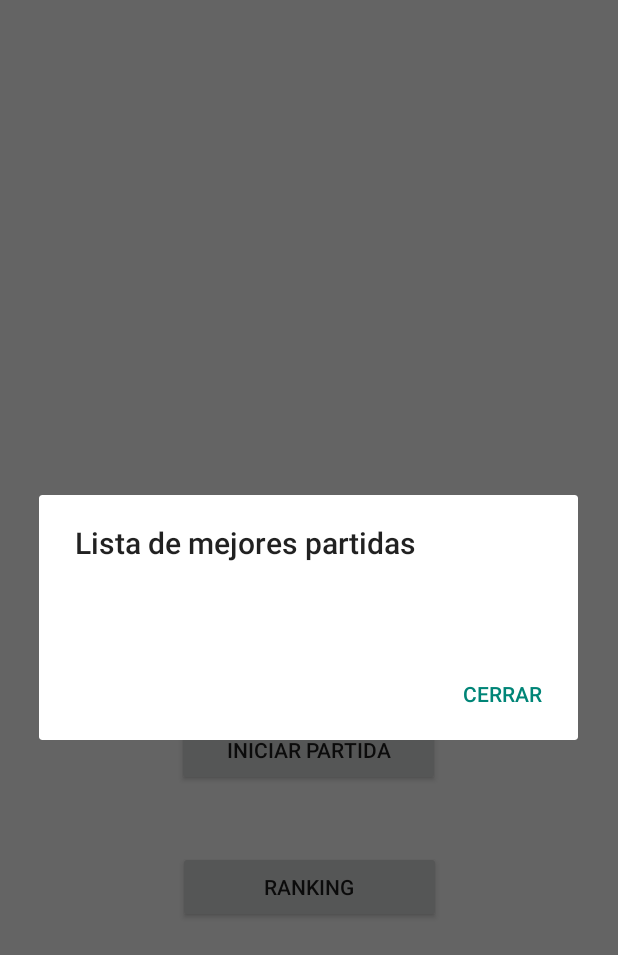
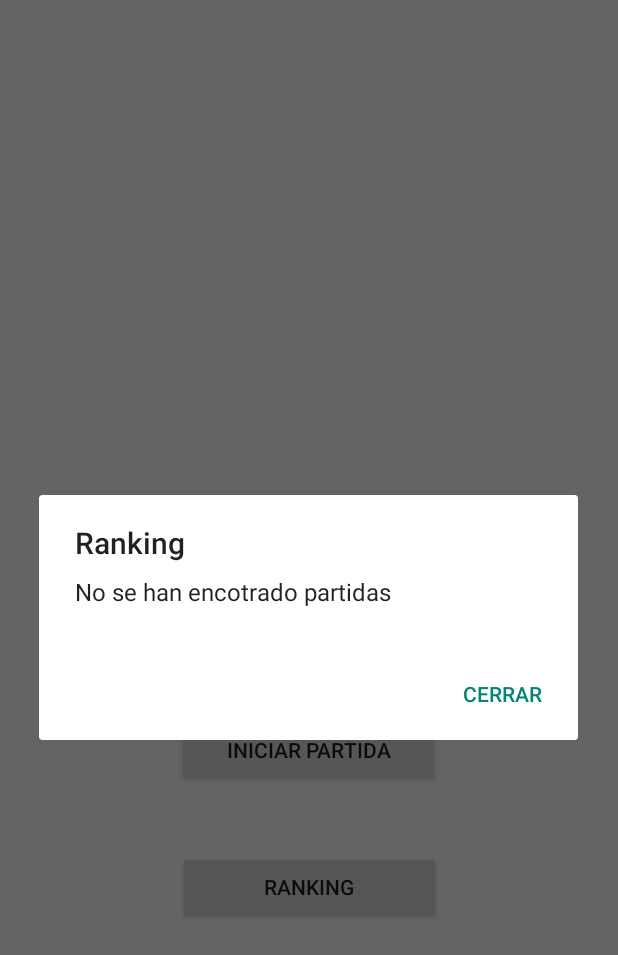
Before and after one commit to apuyobraulio/TG2Grupo3Ahorcado, an Android app: the screen it shows after launch (PantallaPrincipalActivity), after a tap on "RANKING", on a phone screen of 412 x 824 dp. Shown: the top 955 px of the screen. Run offline under Robolectric (Android 15) with nearby library versions, the phone set to English and light mode, and no system bars.

Commit message:
AlertDialog

```diff
--- /dev/null
+++ b/app/src/main/java/conn/example/tg2grupo3ahorcado/utilidades/UtilityAlertDialog.java
@@ -0,0 +1,15 @@
+package conn.example.tg2grupo3ahorcado.utilidades;
+
+import android.content.Context;
+
+public class UtilityAlertDialog {
+
+    public static void launcAlertDialog(Context context,String title, String text, String button){
+        new androidx.appcompat.app.AlertDialog.Builder(context)
+                .setTitle(title)
+                .setMessage(text)
+                .setNegativeButton(button, null)
+                .show();
+    }
+
+}
--- a/app/src/main/java/conn/example/tg2grupo3ahorcado/view/PantallaPrincipalActivity.java
+++ b/app/src/main/java/conn/example/tg2grupo3ahorcado/view/PantallaPrincipalActivity.java
@@ -3,13 +3,13 @@ package conn.example.tg2grupo3ahorcado.view;
 import androidx.appcompat.app.AlertDialog;
 import androidx.appcompat.app.AppCompatActivity;
 
-import android.content.Intent;
 import android.os.Bundle;
 import android.widget.Button;
 
 import conn.example.tg2grupo3ahorcado.R;
 import conn.example.tg2grupo3ahorcado.controller.ControllerCSV;
 import conn.example.tg2grupo3ahorcado.model.User;
+import conn.example.tg2grupo3ahorcado.utilidades.UtilityAlertDialog;
 import conn.example.tg2grupo3ahorcado.utilidades.Utiliy;
 
 public class PantallaPrincipalActivity extends AppCompatActivity {
@@ -26,20 +26,21 @@ public class PantallaPrincipalActivity extends AppCompatActivity {
         });
         Button btnRanking = findViewById(R.id.btnRanking);
         btnRanking.setOnClickListener(v->{
+            String textoMostrar = mostrarMejores();
 
+            if(mostrarMejores().isEmpty()){
+                UtilityAlertDialog.launcAlertDialog(this,"Ranking", "No se han encotrado partidas","Cerrar");
+            } else{
+                UtilityAlertDialog.launcAlertDialog(this, "Ranking", mostrarMejores(),"Cerrar");
+            }
 
-            new AlertDialog.Builder(this)
-                    .setTitle("Lista de mejores partidas")
-                    .setMessage(mostrarMejores())
-                    .setNegativeButton("Cerrar", null)
-                    .show();
         });
 
     }
     private String mostrarMejores(){
         StringBuilder builder = new StringBuilder();
-        for (User u :ControllerCSV.bestMarks(this)) {
-            builder.append(u.mostrarDatos());
+        for (User user :ControllerCSV.bestMarks(this)) {
+            builder.append(user.mostrarDatos());
 
         }
         return builder.toString();
```
